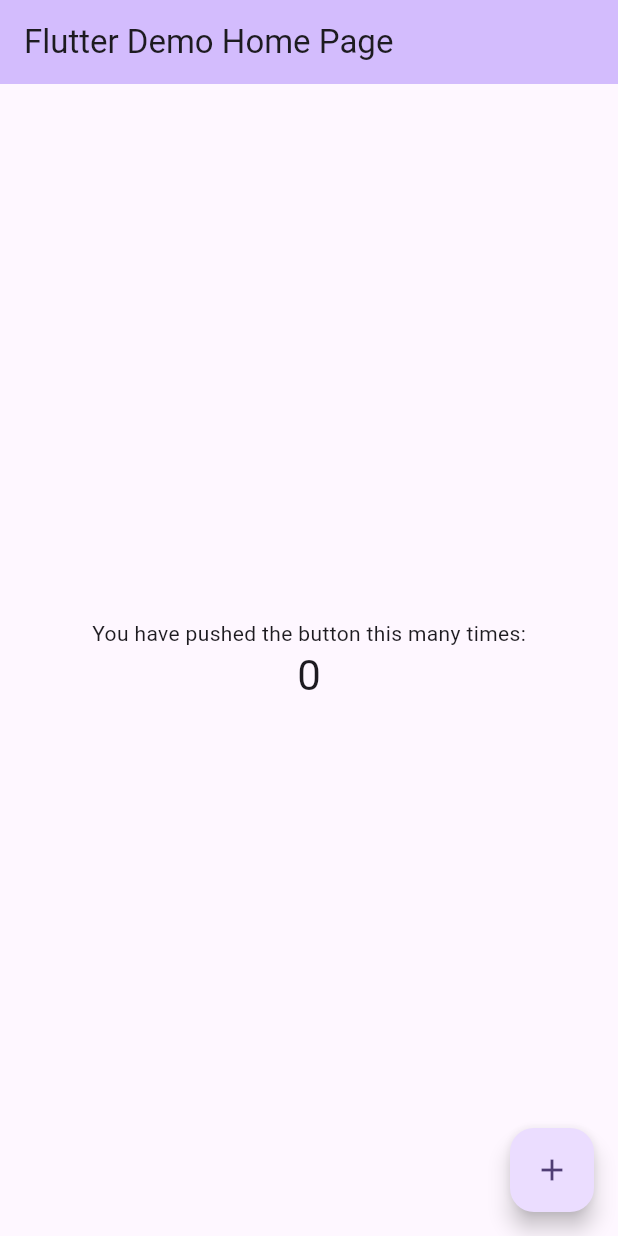
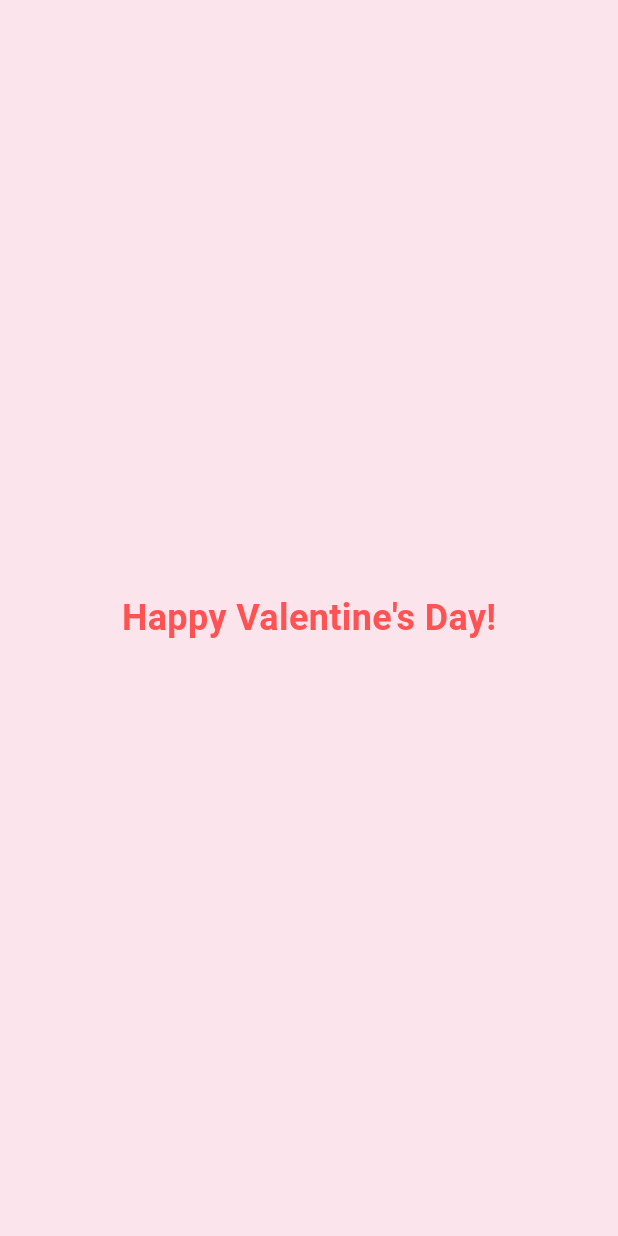
Before and after one commit to anguyen221/heartbeat_app, a Flutter app: the screen it shows after launch, on a phone screen of 412 x 824 dp. Run offline on Flutter 3.47's test engine with Material 3 defaults, Android fonts, the phone set to English and light mode, and no system bars.

Commit message:
Created basic app structure

```diff
--- a/lib/main.dart
+++ b/lib/main.dart
@@ -1,125 +1,23 @@
 import 'package:flutter/material.dart';
 
 void main() {
-  runApp(const MyApp());
+  runApp(ValentineApp());
 }
 
-class MyApp extends StatelessWidget {
-  const MyApp({super.key});
-
-  // This widget is the root of your application.
+class ValentineApp extends StatelessWidget {
   @override
   Widget build(BuildContext context) {
     return MaterialApp(
-      title: 'Flutter Demo',
-      theme: ThemeData(
-        // This is the theme of your application.
-        //
-        // TRY THIS: Try running your application with "flutter run". You'll see
-        // the application has a purple toolbar. Then, without quitting the app,
-        // try changing the seedColor in the colorScheme below to Colors.green
-        // and then invoke "hot reload" (save your changes or press the "hot
-        // reload" button in a Flutter-supported IDE, or press "r" if you used
-        // the command line to start the app).
-        //
-        // Notice that the counter didn't reset back to zero; the application
-        // state is not lost during the reload. To reset the state, use hot
-        // restart instead.
-        //
-        // This works for code too, not just values: Most code changes can be
-        // tested with just a hot reload.
-        colorScheme: ColorScheme.fromSeed(seedColor: Colors.deepPurple),
-        useMaterial3: true,
+      debugShowCheckedModeBanner: false,
+      home: Scaffold(
+        backgroundColor: Colors.pink[50],
+        body: Center(
+          child: Text(
+            "Happy Valentine's Day!",
+            style: TextStyle(fontSize: 24, fontWeight: FontWeight.bold, color: Colors.redAccent),
+          ),
+        ),
       ),
-      home: const MyHomePage(title: 'Flutter Demo Home Page'),
     );
   }
 }
-
-class MyHomePage extends StatefulWidget {
-  const MyHomePage({super.key, required this.title});
-
-  // This widget is the home page of your application. It is stateful, meaning
-  // that it has a State object (defined below) that contains fields that affect
-  // how it looks.
-
-  // This class is the configuration for the state. It holds the values (in this
-  // case the title) provided by the parent (in this case the App widget) and
-  // used by the build method of the State. Fields in a Widget subclass are
-  // always marked "final".
-
-  final String title;
-
-  @override
-  State<MyHomePage> createState() => _MyHomePageState();
-}
-
-class _MyHomePageState extends State<MyHomePage> {
-  int _counter = 0;
-
-  void _incrementCounter() {
-    setState(() {
-      // This call to setState tells the Flutter framework that something has
-      // changed in this State, which causes it to rerun the build method below
-      // so that the display can reflect the updated values. If we changed
-      // _counter without calling setState(), then the build method would not be
-      // called again, and so nothing would appear to happen.
-      _counter++;
-    });
-  }
-
-  @override
-  Widget build(BuildContext context) {
-    // This method is rerun every time setState is called, for instance as done
-    // by the _incrementCounter method above.
-    //
-    // The Flutter framework has been optimized to make rerunning build methods
-    // fast, so that you can just rebuild anything that needs updating rather
-    // than having to individually change instances of widgets.
-    return Scaffold(
-      appBar: AppBar(
-        // TRY THIS: Try changing the color here to a specific color (to
-        // Colors.amber, perhaps?) and trigger a hot reload to see the AppBar
-        // change color while the other colors stay the same.
-        backgroundColor: Theme.of(context).colorScheme.inversePrimary,
-        // Here we take the value from the MyHomePage object that was created by
-        // the App.build method, and use it to set our appbar title.
-        title: Text(widget.title),
-      ),
-      body: Center(
-        // Center is a layout widget. It takes a single child and positions it
-        // in the middle of the parent.
-        child: Column(
-          // Column is also a layout widget. It takes a list of children and
-          // arranges them vertically. By default, it sizes itself to fit its
-          // children horizontally, and tries to be as tall as its parent.
-          //
-          // Column has various properties to control how it sizes itself and
-          // how it positions its children. Here we use mainAxisAlignment to
-          // center the children vertically; the main axis here is the vertical
-          // axis because Columns are vertical (the cross axis would be
-          // horizontal).
-          //
-          // TRY THIS: Invoke "debug painting" (choose the "Toggle Debug Paint"
-          // action in the IDE, or press "p" in the console), to see the
-          // wireframe for each widget.
-          mainAxisAlignment: MainAxisAlignment.center,
-          children: <Widget>[
-            const Text(
-              'You have pushed the button this many times:',
-            ),
-            Text(
-              '$_counter',
-              style: Theme.of(context).textTheme.headlineMedium,
-            ),
-          ],
-        ),
-      ),
-      floatingActionButton: FloatingActionButton(
-        onPressed: _incrementCounter,
-        tooltip: 'Increment',
-        child: const Icon(Icons.add),
-      ), // This trailing comma makes auto-formatting nicer for build methods.
-    );
-  }
-}
```
